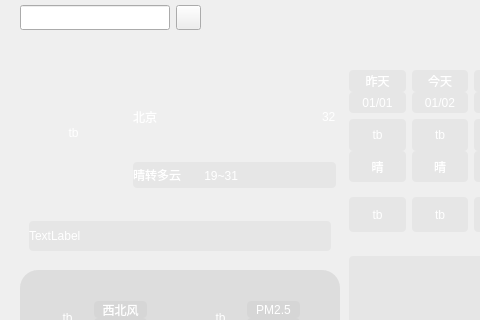
This is mainwindow.ui in ac333116/pithy_weather as Qt 5 draws it before an edit; both pictures show x 0 to 480 and y 0 to 320 of the 800 by 550 pixel window. The edited form follows.
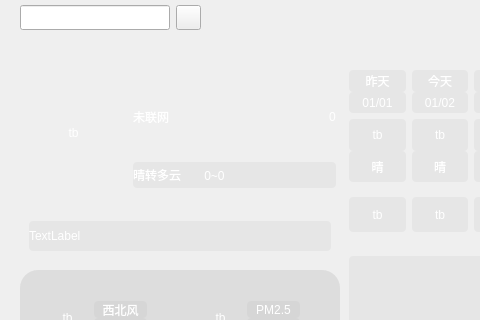
This is the edited form. Icons and pictures are not drawn.

```diff
--- a/mainwindow.ui
+++ b/mainwindow.ui
@@ -1158,7 +1158,7 @@
 </string>
                    </property>
                    <property name="text">
-                    <string>北京</string>
+                    <string>未联网</string>
                    </property>
                   </widget>
                  </item>
@@ -1184,7 +1184,7 @@
 }</string>
                    </property>
                    <property name="text">
-                    <string>32</string>
+                    <string>0</string>
                    </property>
                   </widget>
                  </item>
@@ -1199,7 +1199,7 @@
 }</string>
                 </property>
                 <property name="text">
-                 <string>晴转多云       19~31</string>
+                 <string>晴转多云       0~0</string>
                 </property>
                </widget>
               </item>
```
